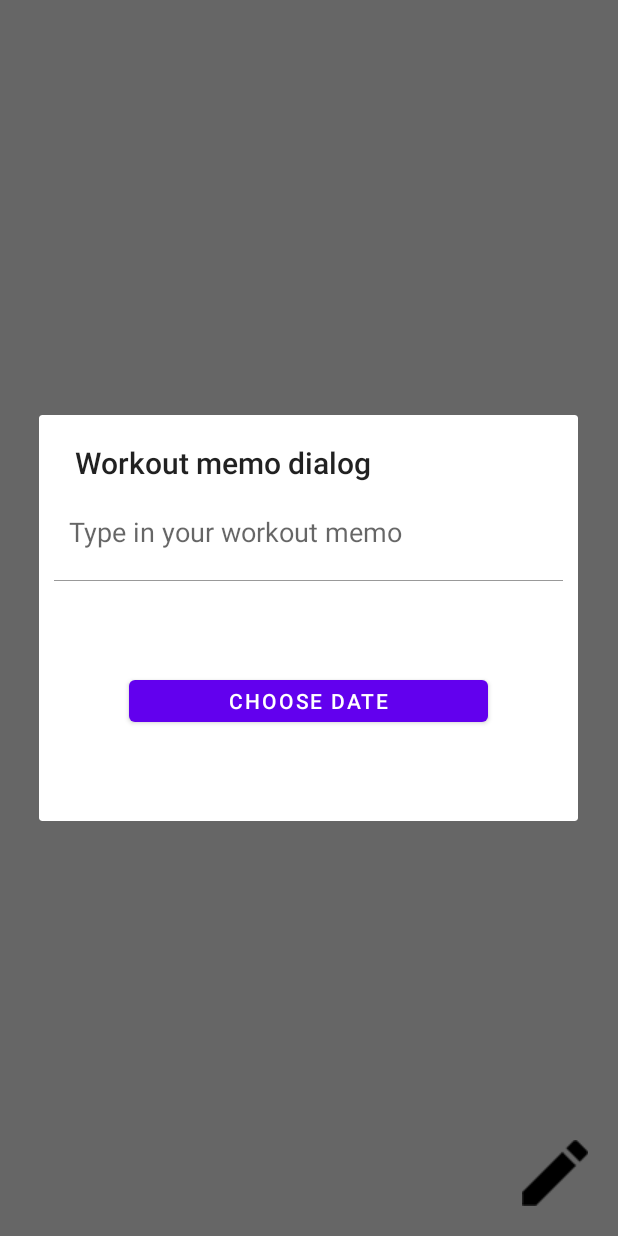
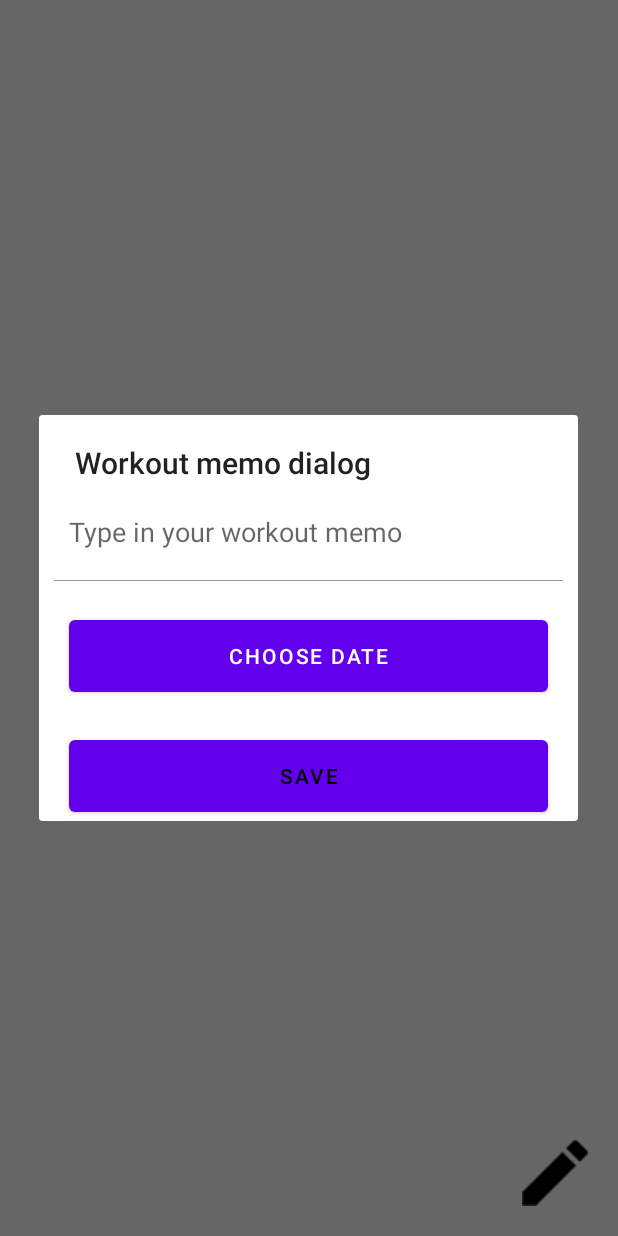
Before and after one commit to fiedith/diet-memo-app, an Android app: the screen it shows after launch once a user with an empty profile is signed in (MainActivity), after a tap on an icon or button, on a phone screen of 412 x 824 dp. Run offline under Robolectric (Android 15) with nearby library versions, the phone set to English and light mode, and no system bars; our stand-ins replace Firebase (no records; nobody signed in at launch, a user with empty details on screens opened directly).

Commit message:
feat: save memo and date to each user's database and show list

```diff
--- a/app/build.gradle
+++ b/app/build.gradle
@@ -45,6 +45,9 @@ dependencies {
     // Firebase anon Auth
     implementation 'com.google.firebase:firebase-auth-ktx'
 
+    // Firebase realtime database
+    implementation 'com.google.firebase:firebase-database-ktx'
+
     implementation 'androidx.core:core-ktx:1.7.0'
     implementation 'androidx.appcompat:appcompat:1.6.1'
     implementation 'com.google.android.material:material:1.9.0'
--- a/app/src/main/java/kr/ac/tukorea/dietmemoapp/MainActivity.kt
+++ b/app/src/main/java/kr/ac/tukorea/dietmemoapp/MainActivity.kt
@@ -5,16 +5,60 @@ import androidx.appcompat.app.AppCompatActivity
 import android.os.Bundle
 import android.util.Log
 import android.view.LayoutInflater
-import android.widget.Button
-import android.widget.DatePicker
-import android.widget.ImageView
+import android.widget.*
 import androidx.appcompat.app.AlertDialog
+import com.google.firebase.auth.ktx.auth
+import com.google.firebase.database.DataSnapshot
+import com.google.firebase.database.DatabaseError
+import com.google.firebase.database.ValueEventListener
+import com.google.firebase.database.ktx.database
+import com.google.firebase.ktx.Firebase
 import java.util.*
 
 class MainActivity : AppCompatActivity() {
+
+    val dataModelList = mutableListOf<DataModel>()
+
     override fun onCreate(savedInstanceState: Bundle?) {
+
         super.onCreate(savedInstanceState)
         setContentView(R.layout.activity_main)
+
+        // Realtime Database: get data from database START
+        val database = Firebase.database
+        val myRef = database.getReference("myMemo")
+
+        val listView = findViewById<ListView>(R.id.mainLV)
+
+        val adapter_list = ListViewAdapter(dataModelList)
+
+        listView.adapter = adapter_list
+
+//        Log.d("DataModel ----- ", dataModelList.toString())
+
+        // iterate data
+        // add added .child(Firebase.auth.currentUser!!.uid) to get from uid user's own database
+        myRef.child(Firebase.auth.currentUser!!.uid).addValueEventListener(object : ValueEventListener{
+            override fun onDataChange(snapshot: DataSnapshot) {
+
+                // clear list each time to prevent the whole list from stacking up
+                dataModelList.clear()
+
+                for(dataModel in snapshot.children){
+                    Log.d("Data", dataModel.toString())
+                    dataModelList.add(dataModel.getValue(DataModel::class.java)!!)
+                }
+                adapter_list.notifyDataSetChanged()
+                Log.d("DataModel", dataModelList.toString())
+            }
+
+            override fun onCancelled(error: DatabaseError) {
+                TODO("Not yet implemented")
+            }
+
+        })
+        // END
+
 
         val writeButton = findViewById<ImageView>(R.id.writeBtn)
         writeButton.setOnClickListener{
@@ -26,9 +70,11 @@ class MainActivity : AppCompatActivity() {
 
             val mAlertDialog = mBuilder.show()
 
-            val DateSelectBtn = mAlertDialog.findViewById<Button>(R.id.dateSelectBtn)
+            val dateSelectBtn = mAlertDialog.findViewById<Button>(R.id.dateSelectBtn)
 
-            DateSelectBtn?.setOnClickListener {
+            var dateText = ""
+
+            dateSelectBtn?.setOnClickListener {
 
                 val today = GregorianCalendar()
                 val year : Int = today.get(Calendar.YEAR)
@@ -39,14 +85,42 @@ class MainActivity : AppCompatActivity() {
                 val dlg = DatePickerDialog(this, object: DatePickerDialog.OnDateSetListener{
                     override fun onDateSet(view: DatePicker?, year: Int, month: Int, dayOfMonth: Int) {
                         Log.d("MAIN", "${year}, ${month + 1}, ${dayOfMonth}")
-                        DateSelectBtn.setText("${year}. ${month + 1}. ${dayOfMonth}")
+                        dateSelectBtn.setText("${year}. ${month + 1}. ${dayOfMonth}")
+
+                        dateText = "${year}. ${month + 1}. ${dayOfMonth}"
                     }
 
                 }, year, month, date)
                 dlg.show()
             }
 
+
+            // Realtime Database: save memo and date to database
+            val saveBtn = mAlertDialog.findViewById<Button>(R.id.saveBtn)
+            saveBtn?.setOnClickListener {
+
+                val workoutMemo = mAlertDialog.findViewById<EditText>(R.id.workoutMemo)?.text.toString()
+
+                val database = Firebase.database
+
+                // added .child(Firebase.auth.currentUser!!.uid) to save to each uid user's own database
+
+                val myRef = database.getReference("myMemo").child(Firebase.auth.currentUser!!.uid)
+
+                // using implemented DataModel data class
+                val model = DataModel(dateText, workoutMemo)
+
+                // push model to database
+                myRef.push().setValue(model)
+
+                // close dialog after pushing to databas
+                mAlertDialog.dismiss()
+
+
+            }
+
         }
+
 
     }
 }
--- a/app/src/main/res/layout/custom_dialog.xml
+++ b/app/src/main/res/layout/custom_dialog.xml
@@ -6,6 +6,7 @@
     android:orientation="vertical">
 
     <EditText
+        android:id="@+id/workoutMemo"
         android:layout_width="match_parent"
         android:layout_height="wrap_content"
         android:layout_margin="20dp"
@@ -22,8 +23,19 @@
     <Button
         android:id="@+id/dateSelectBtn"
         android:layout_width="match_parent"
-        android:layout_height="40dp"
+        android:layout_height="60dp"
         android:text="Choose date"
-        android:layout_margin="60dp" />
+        android:layout_margin="20dp" />
+
+    <Button
+        android:id="@+id/saveBtn"
+        android:layout_width="match_parent"
+        android:layout_height="60dp"
+        android:textColor="@color/black"
+        android:text="Save"
+        android:layout_marginLeft="20dp"
+        android:layout_marginRight="20dp" />
+
+
 
 </LinearLayout>
```
Also changed, not shown: app/src/main/java/kr/ac/tukorea/dietmemoapp/DataModel.kt (added, +8 -0 lines), app/src/main/java/kr/ac/tukorea/dietmemoapp/ListViewAdapter.kt (added, +38 -0 lines), app/src/main/res/layout/listview_item.xml (added, +25 -0 lines).
